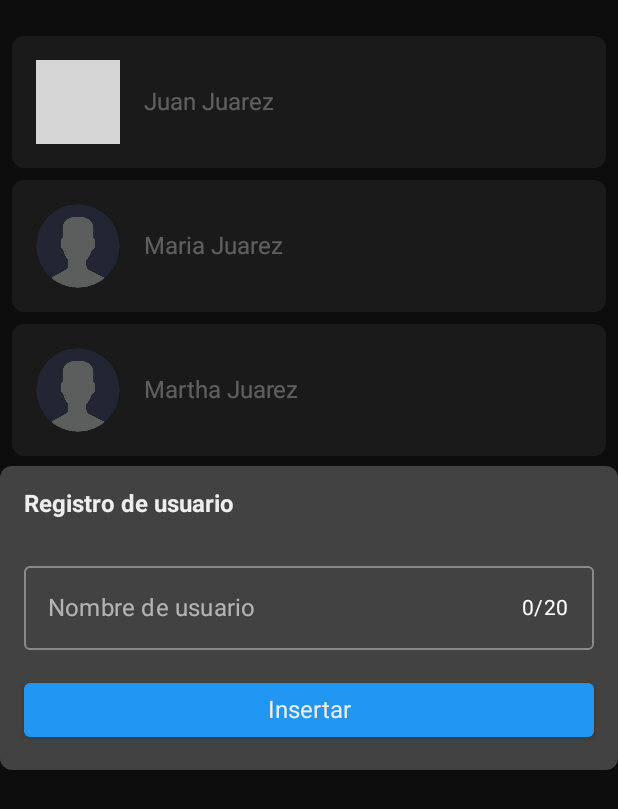
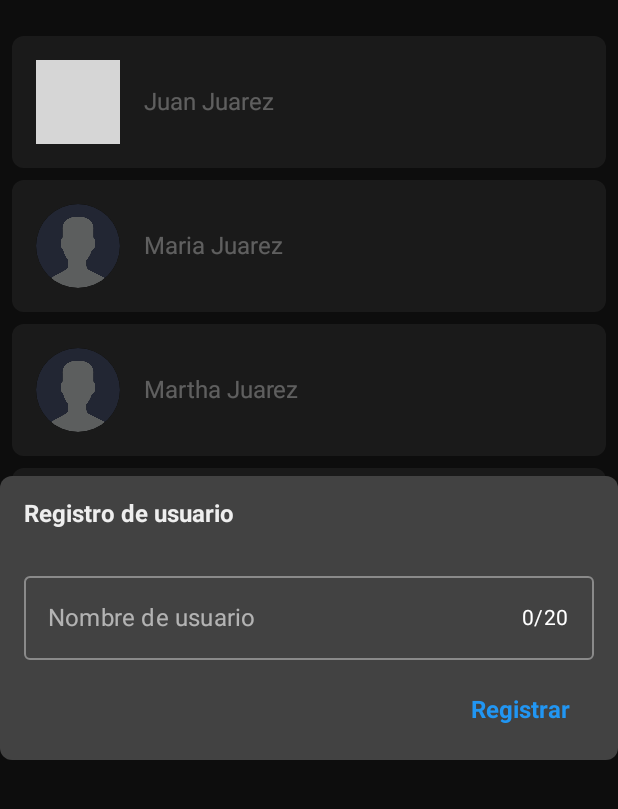
Before and after one commit to MarcosMontiel/UsersSP, an Android app built with Jetpack Compose: the screen it shows after launch (MainActivity), on a phone screen of 412 x 824 dp. Shown: the top 809 px of the screen. Run offline under Robolectric (Android 15) with nearby library versions, the phone set to English and light mode, and no system bars; our stand-ins replace Dagger/Hilt's generated code; pictures from the network do not load; grey boxes are pictures that could not be loaded.

Commit message:
General code was modified

```diff
--- a/app/src/main/java/com/marcosmontiel/userssp/presentation/screen/user/UserViewModel.kt
+++ b/app/src/main/java/com/marcosmontiel/userssp/presentation/screen/user/UserViewModel.kt
@@ -19,7 +19,8 @@ class UserViewModel @Inject constructor(application: Application) : ViewModel()
         Context.MODE_PRIVATE,
     )
 
-    val isFirstTime = sharedPreferences.getBoolean("first_time", true)
+    val isFirstTime = sharedPreferences.getBoolean("user_first_time", true)
+    val username = sharedPreferences.getString("user_username_value", "")
 
     // State form
 
@@ -30,6 +31,8 @@ class UserViewModel @Inject constructor(application: Application) : ViewModel()
 
     fun dismissDialog() {
         state = state.copy(showAddUserDialog = false)
+        sharedPreferences.edit().putBoolean("user_first_time", false).apply()
+        sharedPreferences.edit().putString("user_username_value", state.username).apply()
     }
 
     fun valueChange(maxLength: Int, username: String) {
@@ -42,8 +45,4 @@ class UserViewModel @Inject constructor(application: Application) : ViewModel()
 
     }
 
-    fun hideDialog() {
-        sharedPreferences.edit().putBoolean("first_time", false).apply()
-    }
-
 }
--- a/app/src/main/java/com/marcosmontiel/userssp/presentation/screen/user/component/UserContent.kt
+++ b/app/src/main/java/com/marcosmontiel/userssp/presentation/screen/user/component/UserContent.kt
@@ -1,5 +1,7 @@
 package com.marcosmontiel.userssp.presentation.screen.user.component
 
+import android.content.Context
+import android.widget.Toast
 import androidx.compose.foundation.background
 import androidx.compose.foundation.clickable
 import androidx.compose.foundation.focusable
@@ -7,12 +9,12 @@ import androidx.compose.foundation.layout.*
 import androidx.compose.foundation.lazy.LazyColumn
 import androidx.compose.foundation.lazy.itemsIndexed
 import androidx.compose.foundation.shape.RoundedCornerShape
-import androidx.compose.material.Button
 import androidx.compose.material.Card
 import androidx.compose.runtime.Composable
 import androidx.compose.ui.Alignment
 import androidx.compose.ui.Modifier
 import androidx.compose.ui.draw.clip
+import androidx.compose.ui.platform.LocalContext
 import androidx.compose.ui.res.stringResource
 import androidx.compose.ui.text.font.FontWeight
 import androidx.compose.ui.unit.Dp
@@ -25,6 +27,7 @@ import com.marcosmontiel.userssp.domain.model.User
 import com.marcosmontiel.userssp.presentation.component.*
 import com.marcosmontiel.userssp.presentation.screen.user.UserState
 import com.marcosmontiel.userssp.presentation.screen.user.UserViewModel
+import com.marcosmontiel.userssp.presentation.ui.theme.Blue500
 import com.marcosmontiel.userssp.presentation.ui.theme.Gray800
 
 @Composable
@@ -37,6 +40,8 @@ fun UserContent(
 ) {
 
     val state: UserState = viewModel.state
+    val context: Context = LocalContext.current
+    val username: String = viewModel.username ?: ""
 
     Box(modifier = modifier.padding(paddingValues)) {
 
@@ -45,8 +50,15 @@ fun UserContent(
             AddUserDialog(
                 modifier = Modifier.fillMaxWidth(),
                 viewModel = viewModel,
+                context = context,
                 state = state,
             )
+
+        }
+
+        if (username.isNotEmpty()) {
+
+            Toast.makeText(context, "Bienvenido, $username", Toast.LENGTH_LONG).show()
 
         }
 
@@ -152,7 +164,14 @@ fun UserItem(
 }
 
 @Composable
-fun AddUserDialog(modifier: Modifier, viewModel: UserViewModel, state: UserState) {
+fun AddUserDialog(
+    modifier: Modifier,
+    viewModel: UserViewModel,
+    context: Context,
+    state: UserState,
+) {
+
+    val errorMessage = stringResource(R.string.user_invalid_username)
 
     Dialog(onDismissRequest = { }) {
 
@@ -181,17 +200,32 @@ fun AddUserDialog(modifier: Modifier, viewModel: UserViewModel, state: UserState
 
                 Spacer(modifier = Modifier.size(16.dp))
 
-                Button(
-                    onClick = {
+                Box(modifier = Modifier
+                    .clip(RoundedCornerShape(4.dp))
+                    .align(Alignment.End)
+                    .clickable {
 
-                        viewModel.dismissDialog()
-                        viewModel.hideDialog()
+                        if (viewModel.state.username.isEmpty()) {
 
-                    },
-                    modifier = Modifier.fillMaxWidth(),
+                            Toast
+                                .makeText(context, errorMessage, Toast.LENGTH_LONG)
+                                .show()
+
+                        } else {
+
+                            viewModel.dismissDialog()
+
+                        }
+
+                    }
                 ) {
 
-                    DefaultText(text = stringResource(R.string.generic_title_insert))
+                    DefaultText(
+                        modifier = Modifier.padding(horizontal = 16.dp, vertical = 8.dp),
+                        fontWeight = FontWeight.Bold,
+                        color = Blue500,
+                        text = stringResource(R.string.generic_title_register),
+                    )
 
                 }
 
--- a/app/src/main/res/values/strings.xml
+++ b/app/src/main/res/values/strings.xml
@@ -3,9 +3,9 @@
     <string name="empty_users_message">No hay usuarios para mostrar</string>
     <string name="empty_users_action">Agrega uno para comenzar</string>
     <string name="user_title_terms_conditions">Términos y condiciones</string>
-    <string name="user_title_lorem_ipsum">Lorem ipsum dolor sit amet, consectetur adipiscing elit, sed do eiusmod tempor incididunt ut labore et dolore magna aliqua. Ut enim ad minim veniam, quis nostrud exercitation ullamco laboris nisi ut aliquip ex ea commodo consequat. Duis aute irure dolor in reprehenderit in voluptate velit esse cillum dolore eu fugiat nulla pariatur. Excepteur sint occaecat cupidatat non proident, sunt in culpa qui officia deserunt mollit anim id est laborum.</string>
     <string name="generic_title_agree">Acepto</string>
     <string name="user_title_user_register">Registro de usuario</string>
-    <string name="generic_title_insert">Insertar</string>
+    <string name="generic_title_register">Registrar</string>
     <string name="user_title_username">Nombre de usuario</string>
+    <string name="user_invalid_username">El nombre del usuario debe tener un valor</string>
 </resources>
```
